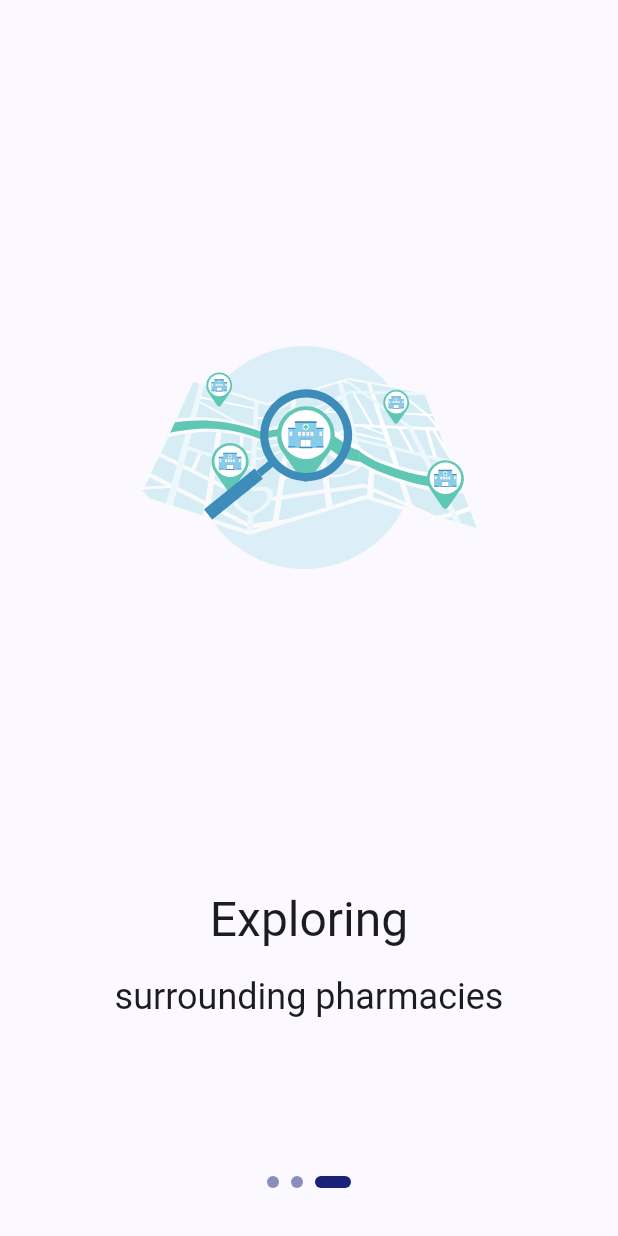
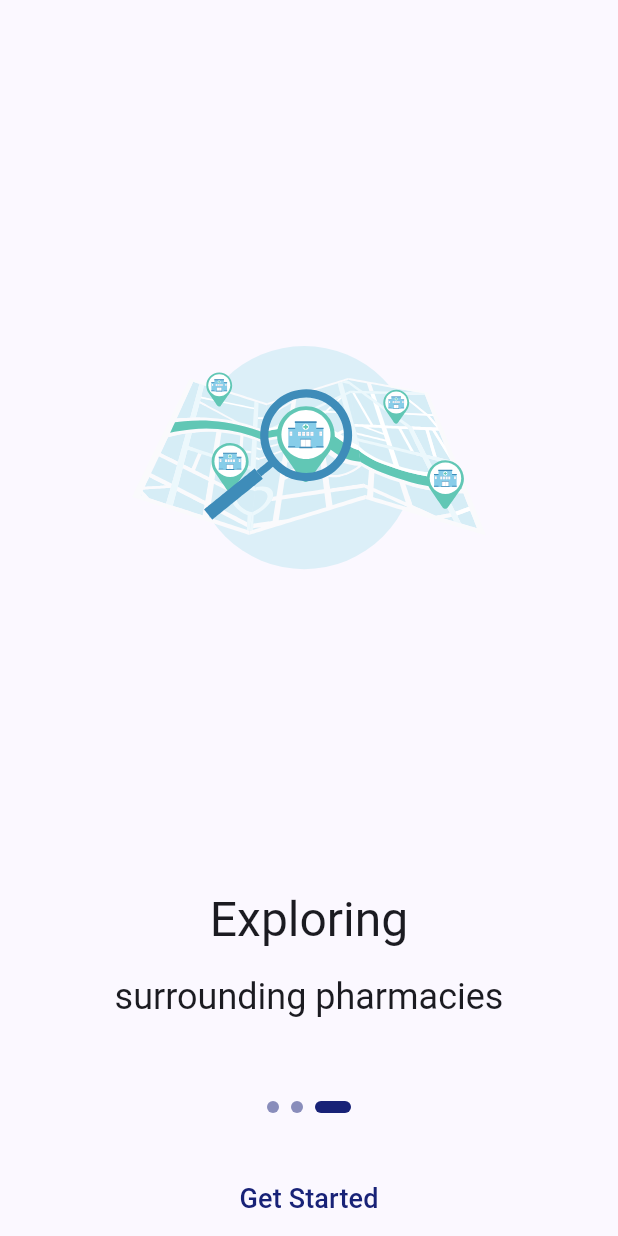
Before and after one commit to causyj/SOCDOC-Flutter, a Flutter app: the OnBoardingPage screen opened directly, swiped to page 3, on a phone screen of 412 x 824 dp. Run offline on Flutter 3.47's test engine with Material 2 defaults, Android fonts, the phone set to English and light mode, and no system bars; our stand-ins replace firebase_auth, firebase_core, flutter_rating_bar, geolocator, google_maps_flutter, google_sign_in and 3 more; accounts and stored records are empty.

Commit message:
시작 버튼 놓기

```diff
--- a/lib/Pages/OnBoardingPage.dart
+++ b/lib/Pages/OnBoardingPage.dart
@@ -72,7 +72,31 @@ class _OnBoardingPageState extends State<OnBoardingPage> {
                       }),
                     )
                   );
-            }),
+              }
+            ),
+            ValueListenableBuilder(
+              valueListenable: selectedIndex,
+              builder: (context, index, child) {
+                if (index == animations.length - 1) {
+                  return SizedBox(
+                    width: 150,
+                    height: 50,
+                    child: TextButton(
+                      onPressed: () {},
+                      child: const Text(
+                        "Get Started",
+                        style: TextStyle(
+                          color: AppColor.SocdocBlue,
+                          fontSize: 18,
+                        ),
+                      ),
+                    ),
+                  );
+                } else {
+                  return SizedBox.shrink();
+                }
+              },
+            ),
           ],
         )
     );
```
